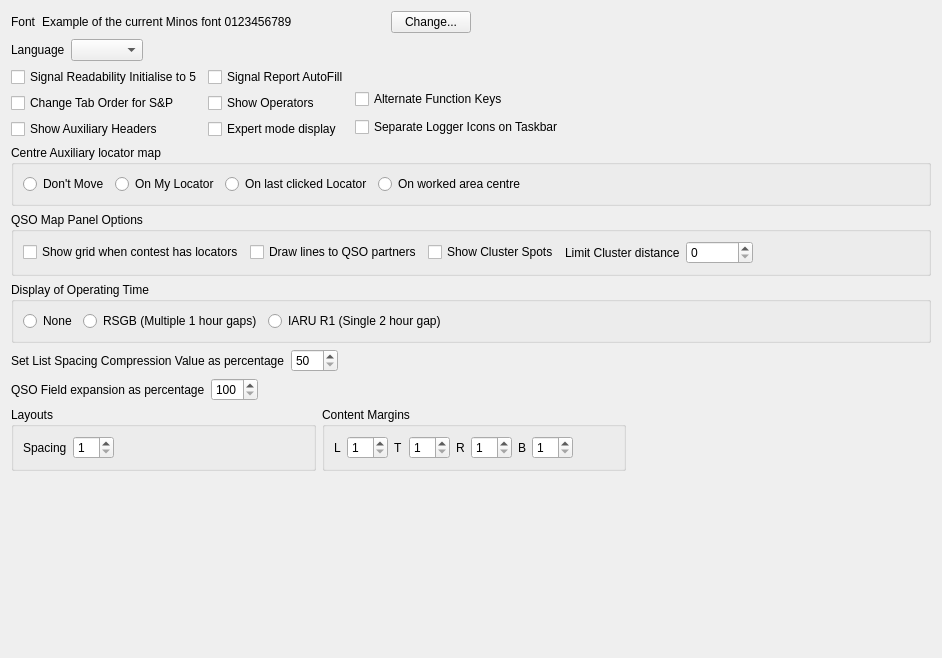
Qt form mqt/MqtLogger/DisplayOptions.ui (Rsclub22/Minos2-Mirror) before a commit.
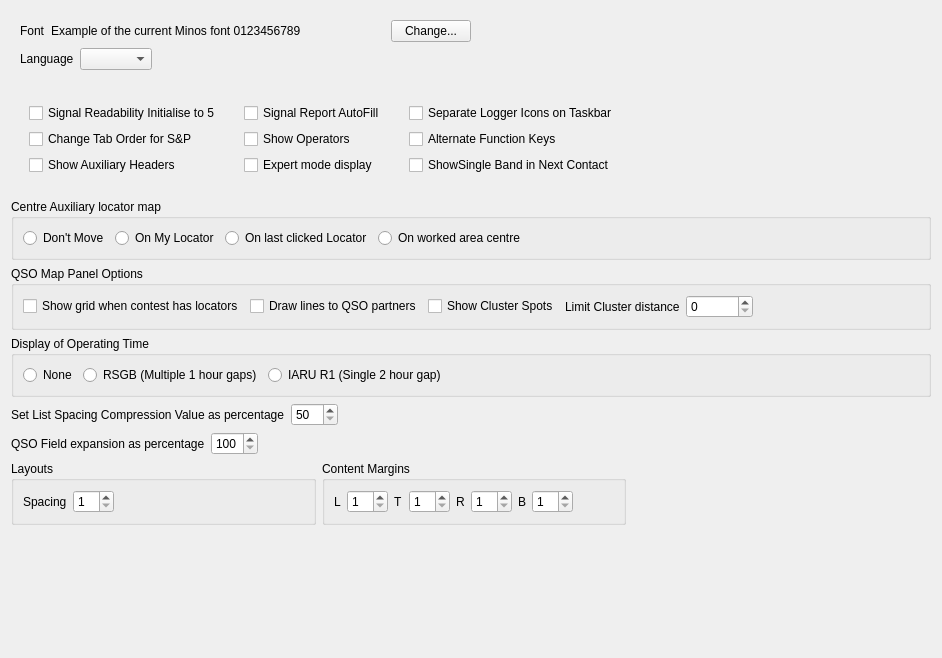
The same form after that commit.

Commit message: Config show crib band in single band contest

Diff of the .ui file:
```diff
--- a/mqt/MqtLogger/DisplayOptions.ui
+++ b/mqt/MqtLogger/DisplayOptions.ui
@@ -15,6 +15,7 @@
   </property>
   <layout class="QVBoxLayout" name="verticalLayout_5">
    <item>
+    <widget class="QFrame" name="fontLangFrame">
     <layout class="QHBoxLayout" name="horizontalLayout_7">
      <item>
       <layout class="QVBoxLayout" name="verticalLayout_4">
@@ -99,10 +100,13 @@
       </spacer>
      </item>
     </layout>
+    </widget>
    </item>
    <item>
+    <widget class="QFrame" name="optf">
     <layout class="QHBoxLayout" name="horizontalLayout">
      <item>
+       <widget class="QFrame" name="optf1">
       <layout class="QVBoxLayout" name="verticalLayout">
        <item>
         <widget class="QCheckBox" name="ReadabilityAutofillcb">
@@ -126,8 +130,10 @@
         </widget>
        </item>
       </layout>
+       </widget>
      </item>
      <item>
+       <widget class="QFrame" name="optf2">
       <layout class="QVBoxLayout" name="verticalLayout_2">
        <item>
         <widget class="QCheckBox" name="ReportAutofillcb">
@@ -151,10 +157,21 @@
         </widget>
        </item>
       </layout>
+       </widget>
      </item>
      <item>
+       <widget class="QFrame" name="optf3">
       <layout class="QVBoxLayout" name="verticalLayout_3">
        <item>
+          <layout class="QHBoxLayout" name="horizontalLayout_6">
+           <item>
+            <widget class="QCheckBox" name="separateIconsCb">
+             <property name="text">
+              <string>Separate Logger Icons on Taskbar</string>
+             </property>
+            </widget>
+           </item>
+           <item>
         <spacer name="horizontalSpacer_6">
          <property name="orientation">
           <enum>Qt::Horizontal</enum>
@@ -167,6 +184,8 @@
          </property>
         </spacer>
        </item>
+          </layout>
+         </item>
        <item>
         <widget class="QCheckBox" name="alternateFKeysCheckBox">
          <property name="text">
@@ -175,15 +194,17 @@
         </widget>
        </item>
        <item>
-        <widget class="QCheckBox" name="separateIconsCb">
+          <widget class="QCheckBox" name="nextContactBandcb">
          <property name="text">
-          <string>Separate Logger Icons on Taskbar</string>
+            <string>ShowSingle Band in Next Contact</string>
          </property>
         </widget>
        </item>
       </layout>
-     </item>
-    </layout>
+       </widget>
+      </item>
+     </layout>
+    </widget>
    </item>
    <item>
     <widget class="QGroupBox" name="groupBox_4">
```
Left out of the diff: 2 changed lines with no effect on the pictures. Lines whose indentation alone changed are shown as unchanged. The commit also changes 9 other files.
